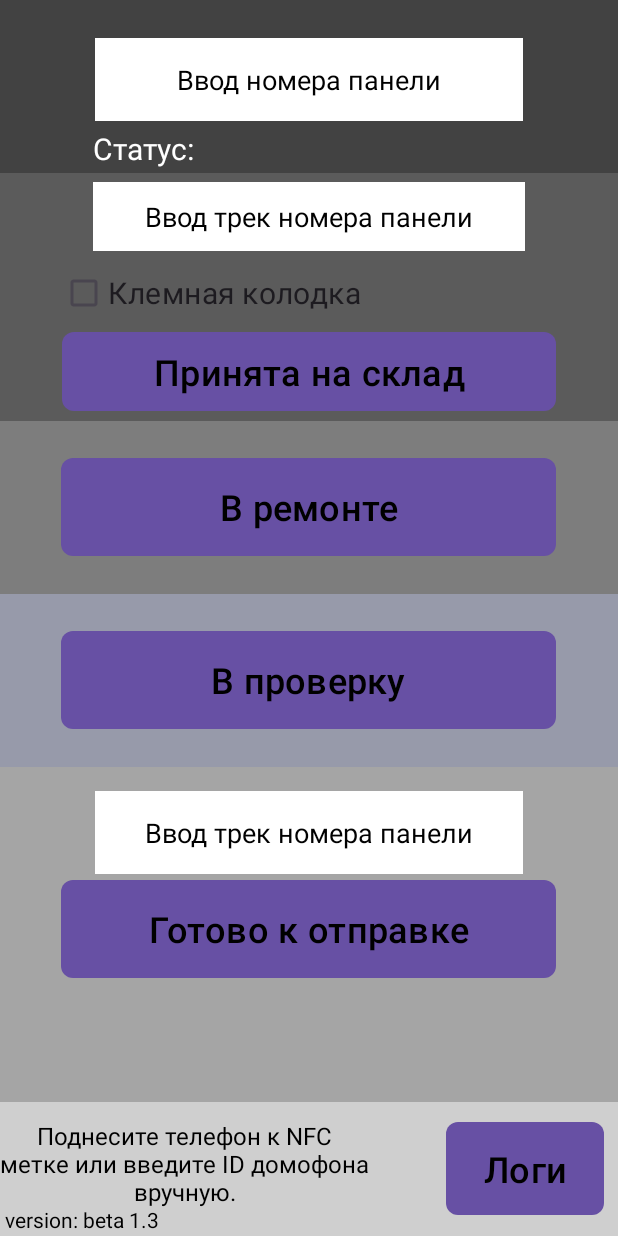
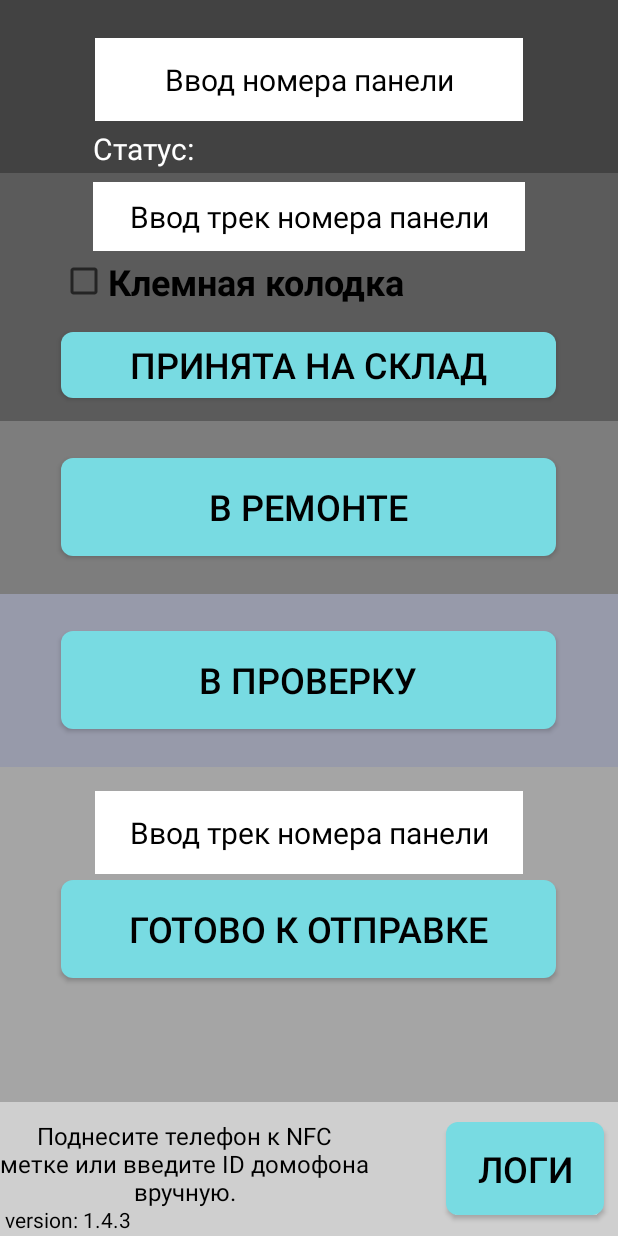
Before and after one commit to maxlukyrabbit/Sputnik, an Android app: the screen it shows after launch (MainActivity), on a phone screen of 412 x 824 dp. Run offline under Robolectric (Android 15) with nearby library versions, the phone set to English and light mode, and no system bars; libraries missing offline, so code that uses them is left out: com.google.firebase.crashlytics.

Commit message:
version: 1.4.3
NOT NFC

```diff
--- a/My_Application/app/src/main/res/drawable/rectangle_shape.xml
+++ b/My_Application/app/src/main/res/drawable/rectangle_shape.xml
@@ -1,3 +1,5 @@
-   <shape xmlns:android="http://schemas.android.com/apk/res/android">
+   <shape xmlns:android="http://schemas.android.com/apk/res/android" android:shape="rectangle">
         <corners android:radius="8dp" />
+       <solid android:color="#78DBE2"></solid>
+
     </shape>
--- /dev/null
+++ b/My_Application/app/src/main/res/drawable/rectangle_shape_false.xml
@@ -0,0 +1,5 @@
+<shape xmlns:android="http://schemas.android.com/apk/res/android" android:shape="rectangle">
+    <corners android:radius="8dp" />
+    <solid android:color="@color/grey"></solid>
+
+</shape>
--- a/My_Application/app/src/main/res/layout/activity_logs.xml
+++ b/My_Application/app/src/main/res/layout/activity_logs.xml
@@ -14,6 +14,8 @@
         android:layout_width="140dp"
         android:layout_height="50dp"
         android:onClick="startMain"
+
+        android:background="@drawable/rectangle_shape"
         android:text="Назад"
         android:textColor="@color/black"
         app:layout_constraintBottom_toBottomOf="parent"
@@ -31,6 +33,7 @@
         android:onClick="clearLogs"
         android:text="Очистить логи"
         android:textColor="@color/black"
+        android:background="@drawable/rectangle_shape"
         app:layout_constraintBottom_toBottomOf="parent"
         app:layout_constraintEnd_toEndOf="parent"
         app:layout_constraintHorizontal_bias="0.933"
--- a/My_Application/app/src/main/res/layout/activity_main.xml
+++ b/My_Application/app/src/main/res/layout/activity_main.xml
@@ -20,6 +20,8 @@
 
         <EditText
             android:id="@+id/editTextText"
+            android:textSize="20dp"
+            android:gravity="center"
             android:layout_width="285dp"
             android:layout_height="55dp"
             android:layout_alignParentTop="true"
@@ -106,6 +108,8 @@
             android:layout_marginTop="6dp"
             android:background="#ffffff"
             android:ems="10"
+            android:textSize="20dp"
+            android:gravity="center"
             android:hint="@string/track_number"
             android:inputType="text"
             android:textAlignment="center"
@@ -114,12 +118,13 @@
 
         <Button
             android:id="@+id/button"
-            android:layout_width="329dp"
-            android:layout_height="wrap_content"
+            android:layout_width="330dp"
+            android:layout_height="44dp"
             android:layout_alignParentTop="true"
             android:layout_centerHorizontal="true"
             android:layout_marginTop="106dp"
             android:background="@drawable/rectangle_shape"
+            android:gravity="center"
             android:radius="90dp"
             android:shadowColor="@color/white"
             android:text="@string/button1"
@@ -141,8 +146,10 @@
             android:layout_alignParentTop="true"
             android:layout_marginStart="40dp"
             android:layout_marginTop="56dp"
-            android:textSize="20dp"
-            android:text="Клемная колодка" />
+            android:textSize="24dp"
+
+            android:text="Клемная колодка"
+            android:textStyle="bold"/>
 
     </RelativeLayout>
 
@@ -158,6 +165,7 @@
 
         <Button
             android:id="@+id/Repair"
+            android:gravity="center"
             android:layout_width="330dp"
             android:layout_height="65dp"
             android:layout_centerHorizontal="true"
@@ -190,7 +198,8 @@
             android:background="@drawable/rectangle_shape"
             android:text="@string/To_check"
             android:textColor="@color/black"
-            android:textSize="24dp" />
+            android:textSize="24dp"
+            android:gravity="center"/>
     </RelativeLayout>
 
     <RelativeLayout
@@ -205,6 +214,7 @@
 
         <Button
             android:id="@+id/Logs"
+            android:gravity="center"
             android:layout_width="105dp"
             android:layout_height="62dp"
             android:layout_alignParentTop="true"
@@ -243,7 +253,7 @@
             android:layout_alignParentBottom="true"
             android:layout_marginStart="3dp"
             android:layout_marginBottom="1dp"
-            android:text="version: beta 1.3"
+            android:text="version: 1.4.3"
             android:textColor="@color/black" />
 
 
@@ -261,6 +271,8 @@
         android:inputType="text"
         android:textAlignment="center"
         android:textColor="@color/black"
+        android:textSize="20dp"
+        android:gravity="center"
         android:textColorHint="@color/black"
         app:layout_constraintEnd_toEndOf="parent"
         app:layout_constraintStart_toStartOf="parent"
@@ -270,7 +282,7 @@
         android:id="@+id/button2"
         android:layout_width="330dp"
         android:layout_height="65dp"
-
+        android:gravity="center"
         android:layout_marginTop="4dp"
 
         android:background="@drawable/rectangle_shape"
--- a/My_Application/app/src/main/res/values-night/themes.xml
+++ b/My_Application/app/src/main/res/values-night/themes.xml
@@ -1,6 +1,6 @@
 <resources xmlns:tools="http://schemas.android.com/tools">
     <!-- Base application theme. -->
-    <style name="Base.Theme.My_Application" parent="Theme.Material3.DayNight.NoActionBar">
+    <style name="Base.Theme.My_Application" parent="Theme.AppCompat.Light.NoActionBar">
         <!-- Customize your dark theme here. -->
         <!-- <item name="colorPrimary">@color/my_dark_primary</item> -->
     </style>
--- a/My_Application/app/src/main/res/values/colors.xml
+++ b/My_Application/app/src/main/res/values/colors.xml
@@ -3,5 +3,5 @@
     <color name="black">#FF000000</color>
     <color name="white">#FFFFFFFF</color>
     <color name="button"> #BDECB6</color>
-    <color name="grey">#808080</color>
+    <color name="grey">#474A51</color>
 </resources>
--- a/My_Application/app/src/main/res/values/themes.xml
+++ b/My_Application/app/src/main/res/values/themes.xml
@@ -9,5 +9,5 @@
 
 
 
-    <style name="Theme.My_Application" parent="Base.Theme.My_Application" />
+<!--    <style name="Theme.My_Application" parent="Base.Theme.My_Application" />-->
 </resources>
```
Also changed, not shown: My_Application/app/src/main/AndroidManifest.xml (+3 -7 lines), My_Application/app/src/main/java/com/example/my_application/MainActivity.java (+61 -63 lines), My_Application/app/src/main/java/com/example/my_application/MyPreferences.java (added, +21 -0 lines), My_Application/app/src/main/java/com/example/my_application/logsTXT.java (+19 -2 lines).
